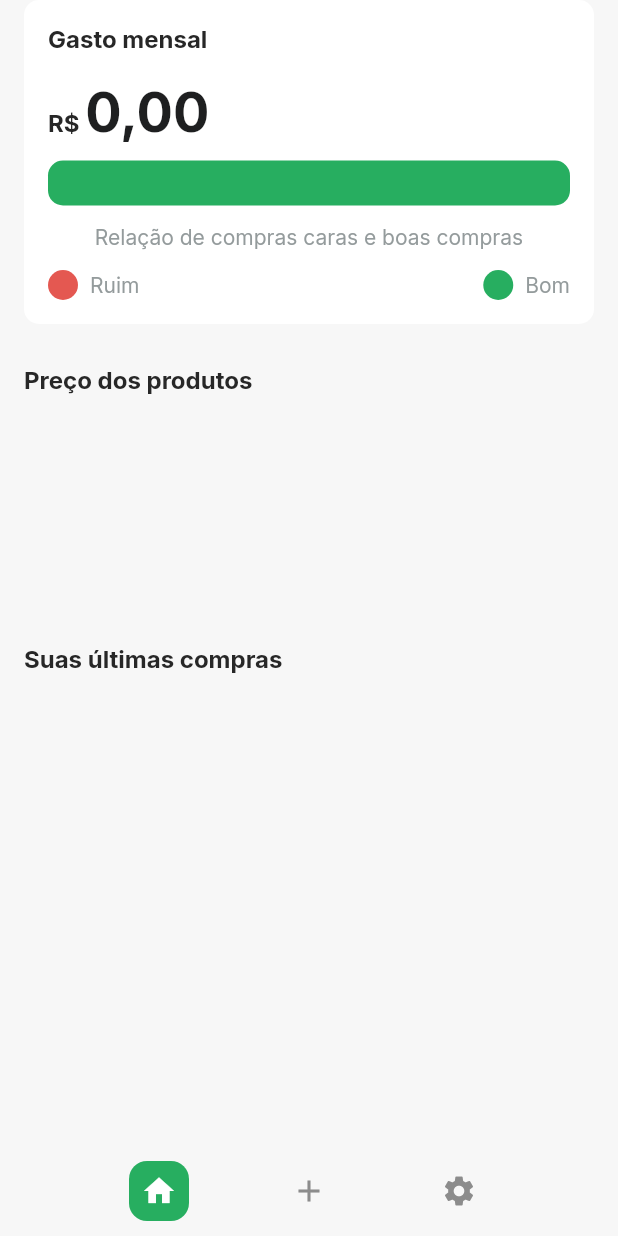
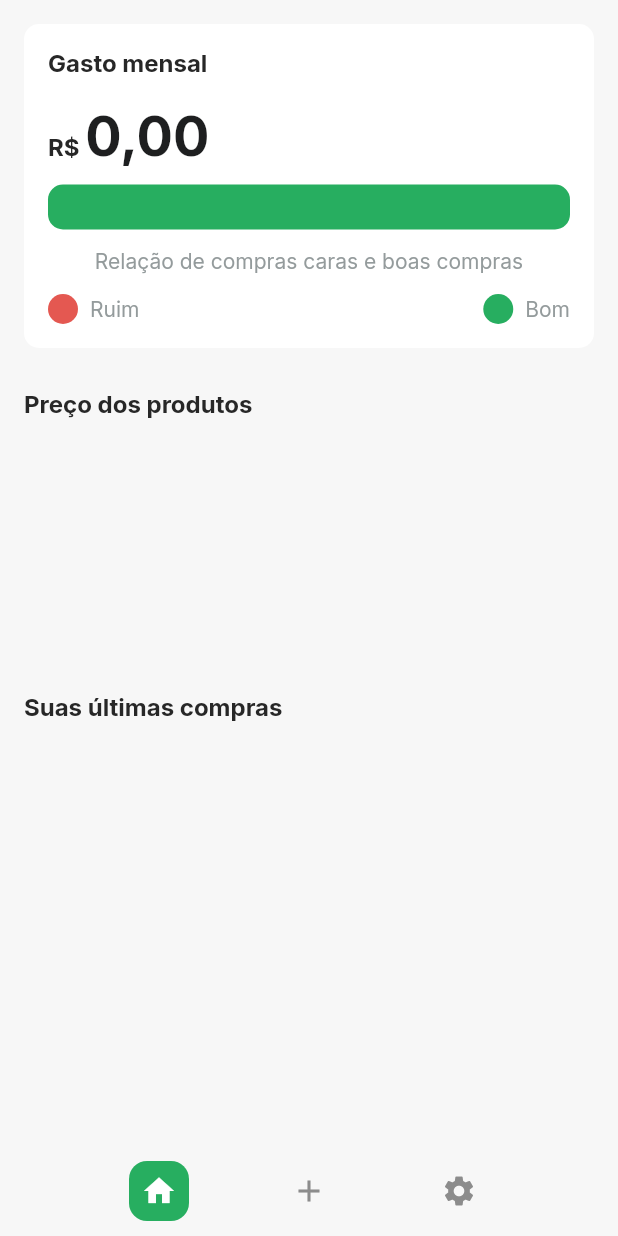
Before and after one commit to JFmaia/FlutterRace_1, a Flutter app: the HomePage screen opened directly with empty values, on a phone screen of 412 x 824 dp. Run offline on Flutter 3.47's test engine with Material 2 defaults, Android fonts, the phone set to English and light mode, and no system bars; our stand-ins replace flutter_multi_formatter, font_awesome_flutter, google_fonts, supabase, validators; accounts and stored records are empty.

Commit message:
Ajustando os scrolls da feed page.

```diff
--- a/tacaro/lib/modules/feed/feed_page.dart
+++ b/tacaro/lib/modules/feed/feed_page.dart
@@ -32,6 +32,7 @@ class _FeedPageState extends State<FeedPage> {
       top: true,
       bottom: false,
       child: SingleChildScrollView(
+          physics: BouncingScrollPhysics(),
           child: AnimatedBuilder(
             animation: controller,
             builder: (_, __) => controller.state.when(
@@ -43,7 +44,10 @@ class _FeedPageState extends State<FeedPage> {
                     crossAxisAlignment: CrossAxisAlignment.start,
                     children: [
                       Padding(
-                    padding: const EdgeInsets.symmetric(horizontal: 16),
+                        padding: const EdgeInsets.symmetric(
+                          horizontal: 16,
+                          vertical: 16,
+                        ),
                         child: Column(
                           crossAxisAlignment: CrossAxisAlignment.start,
                           children: [
@@ -65,6 +69,7 @@ class _FeedPageState extends State<FeedPage> {
                         width: MediaQuery.of(context).size.width,
                         height: 126,
                         child: ListView.builder(
+                          physics: BouncingScrollPhysics(),
                           scrollDirection: Axis.horizontal,
                           itemCount: products.length,
                           itemBuilder: (context, index) => CardProduct(
```
Lines whose indentation alone changed are shown as unchanged.
